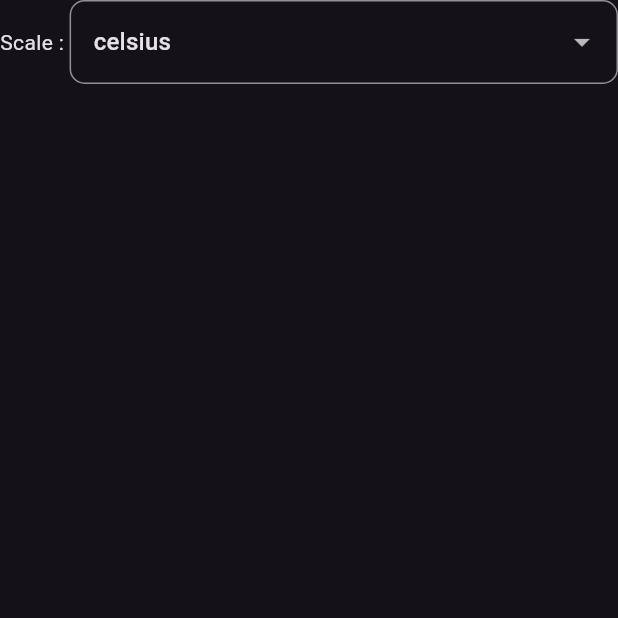
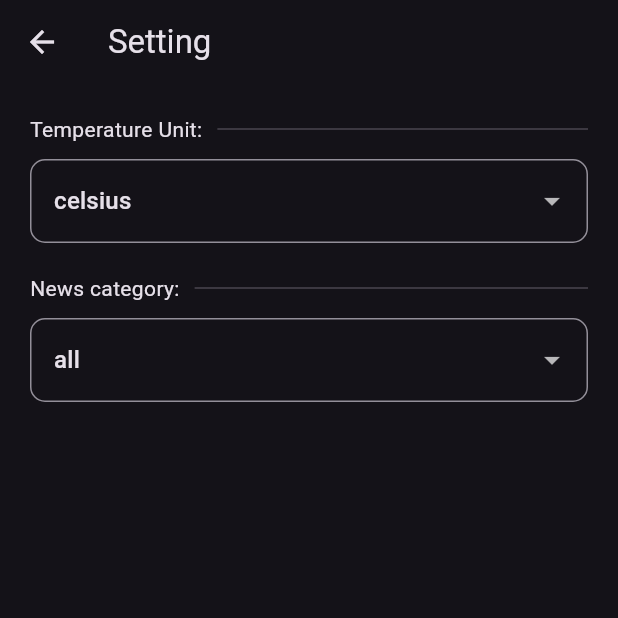
Before and after one commit to MYOUSUFFS/aetram_task, a Flutter app: the screen it shows after launch, in the side drawer, after a tap on "Setting", on a phone screen of 412 x 824 dp, the top half of it. Run offline on Flutter 3.47's test engine with Material 3 defaults, Android fonts, the light colour scheme and no system bars; our stand-ins replace geolocator, google_fonts, webview_flutter; network calls fail.

Commit message:
news provider fix, still bug here in the news and temp

```diff
--- a/lib/main.dart
+++ b/lib/main.dart
@@ -23,7 +23,8 @@ class MyApp extends StatelessWidget {
       providers: [
         ChangeNotifierProvider(create: (_) => ScreenProvider()),
         ChangeNotifierProvider(create: (_) => WeatherProvider()),
-        ChangeNotifierProvider(create: (_) => NewsProvider())
+        ChangeNotifierProvider(create: (_) => NewsProvider()),
+        ChangeNotifierProvider(create: (_) => NewsTempProvider())
       ],
       child: MaterialApp(
         title: 'Weather & News',
--- a/lib/news/controller/provider.dart
+++ b/lib/news/controller/provider.dart
@@ -1,5 +1,105 @@
 import 'package:flutter/foundation.dart';
 
-class NewsProvider extends ChangeNotifier{
+import '../model/news.dart';
+import 'api.dart';
 
+class NewsProvider extends ChangeNotifier {
+  bool _isLoading = false;
+  bool get isLoading => _isLoading;
+
+  changeLoad(bool load) {
+    _isLoading = load;
+    notifyListeners();
+  }
+
+  NewsModel? news;
+  int page = 1;
+  final int pageSize = 15;
+  String? category;
+  String country = 'in';
+
+  newsApiCall() async {
+    changeLoad(true);
+    final data = await NewsApi().newsApi(
+      country,
+      page,
+      pageSize,
+      category,
+      temperature: false,
+    );
+    if (news == null) {
+      news = data;
+    } else {
+      news!.articles!.addAll(data!.articles!);
+    }
+    changeLoad(false);
+    notifyListeners();
+  }
+
+  newsFetchMore() {
+    if (!isLoading) {
+      page++;
+      newsApiCall();
+    }
+  }
+
+  changeCategory(String? data) async {
+    category = data;
+    page = 1;
+    news = null;
+    await newsApiCall();
+  }
+
+  newsCountry(String countryIs) async {
+    country = countryIs;
+    page = 1;
+    news = null;
+    await newsApiCall();
+  }
 }
+
+class NewsTempProvider extends ChangeNotifier {
+  bool _isLoading = false;
+  bool get isLoading => _isLoading;
+
+  changeLoad(bool load) {
+    _isLoading = load;
+    notifyListeners();
+  }
+
+  NewsModel? news;
+  int page = 1;
+  final int pageSize = 15;
+  String? category;
+  String? country;
+
+  newsApiCall(String newsTitle) async {
+    changeLoad(true);
+    try {
+      final data = await NewsApi().newsApi(
+        null,
+        page,
+        pageSize,
+        null,
+        temperature: true,
+        news: newsTitle,
+      );
+      if (news == null) {
+        news = data;
+      } else {
+        news!.articles!.addAll(data!.articles!);
+      }
+    } catch (e) {
+      debugPrint(e.toString());
+    }
+    changeLoad(false);
+    notifyListeners();
+  }
+
+  newsFetchMore(String newsTitle) {
+    if (!isLoading) {
+      page++;
+      newsApiCall(newsTitle);
+    }
+  }
+}
--- a/lib/news/view/news.dart
+++ b/lib/news/view/news.dart
@@ -1,12 +1,13 @@
-import 'package:aetram_task/drawer.dart';
-import 'package:aetram_task/news/view/utils/utils.dart';
 import 'package:flutter/foundation.dart';
 import 'package:flutter/material.dart';
+import 'package:provider/provider.dart';
 import 'package:url_launcher/url_launcher.dart';
 import 'package:webview_flutter/webview_flutter.dart';
 
+import '../../drawer.dart';
+import '../controller/provider.dart';
 import '../model/news.dart';
-import '../controller/api.dart';
+import 'utils/utils.dart';
 import 'widget/category.dart';
 import 'widget/selected_country.dart';
 
@@ -18,28 +19,29 @@ class NewsHome extends StatefulWidget {
 }
 
 class _NewsHomeState extends State<NewsHome> {
-  NewsModel? news;
-  String country = 'in';
+  late NewsProvider newsProvider;
   String countryName = 'India';
-  bool isLoading = false;
-  int page = 1;
-  final int pageSize = 15;
   String? category;
 
   countryNameFind() async {
     final data = await SelectedCountry(context: context).showListOfCountry();
     if (data != null) {
-      country = data['country_code'];
       countryName = data['country_name'];
-      page = 1;
-      news = null;
-      // await _fetchUsers();
+      await newsProvider.newsCountry(data['country_code']);
     }
     setState(() {});
   }
 
   @override
+  void initState() {
+    newsProvider = Provider.of<NewsProvider>(context, listen: false);
+
+    super.initState();
+  }
+
+  @override
   Widget build(BuildContext context) {
+    newsProvider = Provider.of<NewsProvider>(context);
     return LayoutBuilder(
       builder: (context, sizeIs) {
         return Scaffold(
@@ -68,17 +70,12 @@ class _NewsHomeState extends State<NewsHome> {
                 children: [
                   if (sizeIs.maxWidth > ScreenSize.tab)
                     const AppDrawer(pagename: 'News'),
-                  Expanded(
+                  const Expanded(
                     child: Column(
                       children: [
-                        const SizedBox(height: 45, child: CategoryWidget()),
-                        const Divider(),
-                        Expanded(
-                          child: NewsList(
-                            category: category,
-                            country: country,
-                          ),
-                        ),
+                        SizedBox(height: 45, child: CategoryWidget()),
+                        Divider(),
+                        Expanded(child: NewsList())
                       ],
                     ),
                   ),
@@ -97,34 +94,43 @@ class NewsList extends StatefulWidget {
     super.key,
     this.temperature = false,
     this.news,
-    this.country,
-    this.category,
   });
   final bool temperature;
   final String? news;
-  final String? country;
-  final String? category;
 
   @override
   State<NewsList> createState() => _NewsListState();
 }
 
 class _NewsListState extends State<NewsList> {
+  late NewsTempProvider newsTempProvider;
+  late NewsProvider newsProvider;
   final ScrollController controller = ScrollController();
   NewsModel? news;
-  bool isLoading = false;
-  int page = 1;
   final int pageSize = 15;
 
   @override
   void initState() {
     super.initState();
-    controller.addListener(() {
-      if (controller.position.pixels == controller.position.maxScrollExtent) {
-        _fetchMoreUsers();
+    newsTempProvider = Provider.of<NewsTempProvider>(context, listen: false);
+    newsProvider = Provider.of<NewsProvider>(context, listen: false);
+    WidgetsBinding.instance.addPostFrameCallback((timeStamp) async {
+      if (widget.temperature) {
+        final String news = widget.news ?? '';
+        await newsTempProvider.newsApiCall(news);
+      } else {
+        await newsProvider.newsApiCall();
       }
+      controller.addListener(() {
+        if (controller.position.pixels == controller.position.maxScrollExtent) {
+          if (widget.temperature) {
+            newsTempProvider.newsFetchMore(widget.news!);
+          } else {
+            newsProvider.newsFetchMore();
+          }
+        }
+      });
     });
-    _fetchUsers();
   }
 
   @override
@@ -133,50 +139,14 @@ class _NewsListState extends State<NewsList> {
     super.dispose();
   }
 
-  Future<void> _fetchUsers() async {
-    setState(() {
-      isLoading = true;
-    });
-    final String? country = widget.country;
-    final String? category = widget.category;
-    NewsModel? data;
-    if (country != null) {
-      data = await NewsApi().newsApi(
-        country,
-        page,
-        pageSize,
-        category,
-        temperature: widget.temperature,
-      );
-    } else {
-      data = await NewsApi().newsApi(
-        country,
-        page,
-        pageSize,
-        category,
-        temperature: widget.temperature,
-        news: widget.news,
-      );
-    }
-    if (news == null) {
-      news = data;
-    } else {
-      news!.articles!.addAll(data!.articles!);
-    }
-    setState(() {
-      isLoading = false;
-    });
-  }
-
-  void _fetchMoreUsers() {
-    if (!isLoading) {
-      page++;
-      _fetchUsers();
-    }
-  }
-
   @override
   Widget build(BuildContext context) {
+    newsProvider = Provider.of<NewsProvider>(context);
+    if (widget.temperature) {
+      news = newsTempProvider.news;
+    } else {
+      news = newsProvider.news;
+    }
     if (news != null) {
       return Container(
         constraints: BoxConstraints(maxWidth: ScreenSize.mobile),
--- a/lib/news/view/widget/category.dart
+++ b/lib/news/view/widget/category.dart
@@ -1,5 +1,7 @@
 // ignore_for_file: public_member_api_docs, sort_constructors_first
+import 'package:aetram_task/news/controller/provider.dart';
 import 'package:flutter/material.dart';
+import 'package:provider/provider.dart';
 
 import '../utils/static.dart';
 
@@ -11,10 +13,9 @@ class CategoryWidget extends StatefulWidget {
 }
 
 class _CategoryWidgetState extends State<CategoryWidget> {
-  String? category;
-
   @override
   Widget build(BuildContext context) {
+    final news = Provider.of<NewsProvider>(context);
     return ListView.builder(
       shrinkWrap: true,
       scrollDirection: Axis.horizontal,
@@ -22,9 +23,9 @@ class _CategoryWidgetState extends State<CategoryWidget> {
       itemBuilder: (context, index) => InkWell(
         onTap: () {
           if (index != 0) {
-            category = StaticData.category[index];
+            news.changeCategory(StaticData.category[index]);
           } else {
-            category = null;
+            news.changeCategory(null);
           }
           setState(() {});
         },
@@ -32,7 +33,7 @@ class _CategoryWidgetState extends State<CategoryWidget> {
           margin: const EdgeInsets.all(5),
           padding: const EdgeInsets.all(5),
           decoration: BoxDecoration(
-            color: StaticData.category[index] == category
+            color: StaticData.category[index] == news.category
                 ? Colors.green[800]
                 : null,
             border: Border.all(),
--- a/lib/provider.dart
+++ b/lib/provider.dart
@@ -1,7 +1,7 @@
 import 'package:flutter/material.dart';
 
 class ScreenProvider extends ChangeNotifier {
-  int _screenIndex = 0;
+  int _screenIndex = 1;
   int get screenIndex => _screenIndex;
 
   void changeScreen(int index) {
--- a/lib/setting.dart
+++ b/lib/setting.dart
@@ -1,7 +1,10 @@
-import 'package:aetram_task/drawer.dart';
-import 'package:aetram_task/weather/controller/provider.dart';
+import 'package:aetram_task/news/controller/provider.dart';
+import 'package:aetram_task/news/view/utils/static.dart';
 import 'package:flutter/material.dart';
 import 'package:provider/provider.dart';
+
+import 'drawer.dart';
+import 'weather/controller/provider.dart';
 
 class SettingScreen extends StatelessWidget {
   SettingScreen({super.key});
@@ -11,15 +14,24 @@ class SettingScreen extends StatelessWidget {
   @override
   Widget build(BuildContext context) {
     final weather = Provider.of<WeatherProvider>(context);
+    final news = Provider.of<NewsProvider>(context);
     return Scaffold(
-      drawer: const AppDrawer(pagename: 'Setting'),
-      body: Container(
+      appBar: AppBar(title: const Text('Setting')),
+      body: Center(
+        child: Container(
+          padding: const EdgeInsets.all(20),
+          width: ScreenSize.mobile,
           constraints: BoxConstraints(minWidth: ScreenSize.mobile),
           child: Column(
             children: [
-            Row(
+              const Row(
                 children: [
-                const Text('Scale : '),
+                  Text('Temperature Unit:'),
+                  SizedBox(width: 10),
+                  Flexible(child: Divider())
+                ],
+              ),
+              const SizedBox(height: 10),
               Flexible(
                 child: DropdownButtonFormField(
                   decoration: InputDecoration(
@@ -38,9 +50,37 @@ class SettingScreen extends StatelessWidget {
                   },
                 ),
               ),
+              const SizedBox(height: 20),
+              const Row(
+                children: [
+                  Text('News category:'),
+                  SizedBox(width: 10),
+                  Flexible(child: Divider())
                 ],
-            )
+              ),
+              const SizedBox(height: 10),
+              Flexible(
+                child: DropdownButtonFormField(
+                  decoration: InputDecoration(
+                      border: OutlineInputBorder(
+                    borderRadius: BorderRadius.circular(10),
+                  )),
+                  value: (news.category == null || news.category == 'all')
+                      ? 'all'
+                      : news.category,
+                  items: StaticData.category
+                      .map((e) => DropdownMenuItem(
+                            value: e,
+                            child: Text(e),
+                          ))
+                      .toList(),
+                  onChanged: (value) {
+                    news.changeCategory(value.toString());
+                  },
+                ),
+              ),
             ],
+          ),
         ),
       ),
     );
--- a/lib/weather/view/weather.dart
+++ b/lib/weather/view/weather.dart
@@ -54,8 +54,9 @@ class _WeatherScreenState extends State<WeatherScreen> {
     futureWeatherData = weather.futureWeatherData;
     if (weather.currentTemp != null) {
       newsHead = Temperature.tempNews(weather.currentTemp!);
+    } else {
+      newsHead = Temperature.tempNews(30);
     }
-
     return LayoutBuilder(
       builder: (context, sizeIs) {
         return Scaffold(
@@ -153,10 +154,13 @@ class _WeatherScreenState extends State<WeatherScreen> {
                 ),
               ),
               if (sizeIs.maxWidth > ScreenSize.tab) ...[
-                const Expanded(
+                Expanded(
                     child: Column(
                   children: [
-                    Text(
+                    Stack(
+                      alignment: Alignment.center,
+                      children: [
+                        const Text(
                           'Temperature News',
                           style: TextStyle(
                             fontWeight: FontWeight.bold,
@@ -164,8 +168,24 @@ class _WeatherScreenState extends State<WeatherScreen> {
                             fontSize: 24,
                           ),
                         ),
-                    Divider(),
-                    Expanded(child: NewsList(temperature: true)),
+                        if (newsHead != null)
+                          Align(
+                            alignment: Alignment.centerRight,
+                            child: Container(
+                              padding: const EdgeInsets.all(8),
+                              decoration: BoxDecoration(
+                                border: Border.all(color: Colors.white),
+                                borderRadius: BorderRadius.circular(10),
+                              ),
+                              child: Text('$newsHead'),
+                            ),
+                          )
+                      ],
+                    ),
+                    const Divider(),
+                    Expanded(
+                      child: NewsList(temperature: true, news: newsHead),
+                    ),
                   ],
                 ))
               ]
```
Lines whose indentation alone changed are shown as unchanged.
